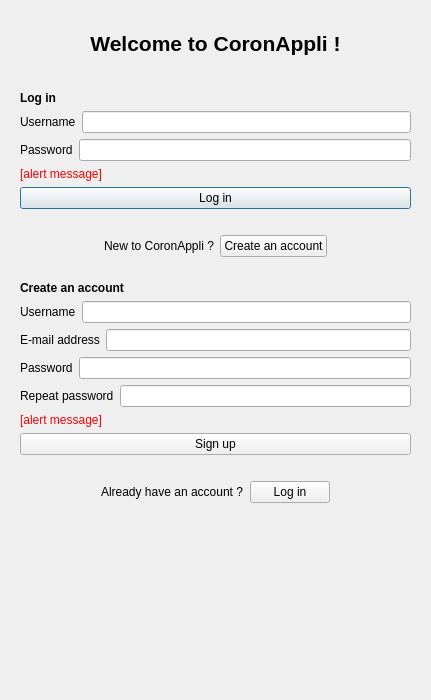
First picture: the form in coronAppli/dialoglogin.ui, repository EquipeNord/Coronavirus, before the edit.
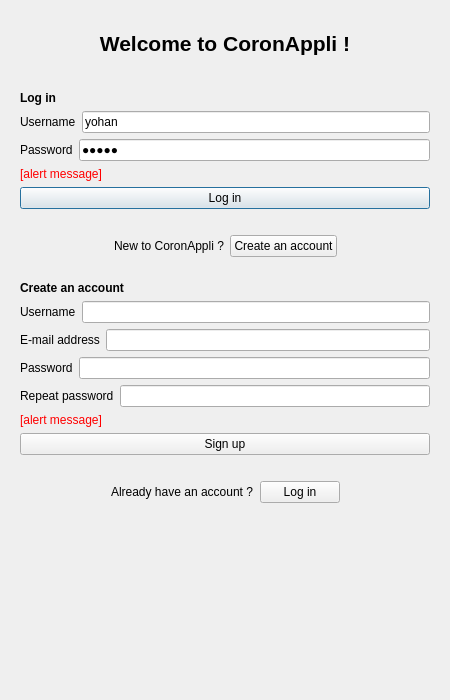
Second picture: the form after the edit.

Patch:
```diff
--- a/coronAppli/dialoglogin.ui
+++ b/coronAppli/dialoglogin.ui
@@ -6,7 +6,7 @@
    <rect>
     <x>0</x>
     <y>0</y>
-    <width>431</width>
+    <width>450</width>
     <height>700</height>
    </rect>
   </property>
@@ -89,7 +89,11 @@
          </widget>
         </item>
         <item>
-         <widget class="QLineEdit" name="lineEditLogInUser"/>
+         <widget class="QLineEdit" name="lineEditLogInUser">
+          <property name="text">
+           <string>yohan</string>
+          </property>
+         </widget>
         </item>
        </layout>
       </item>
@@ -104,6 +108,9 @@
         </item>
         <item>
          <widget class="QLineEdit" name="lineEditLogInPassword">
+          <property name="text">
+           <string>yohan</string>
+          </property>
           <property name="echoMode">
            <enum>QLineEdit::Password</enum>
           </property>
```
